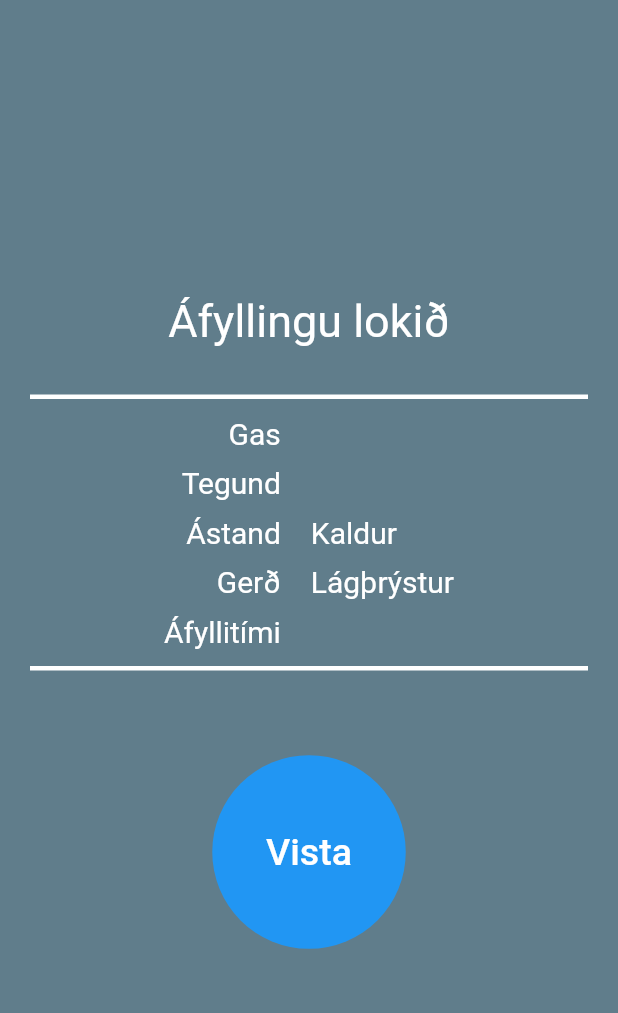
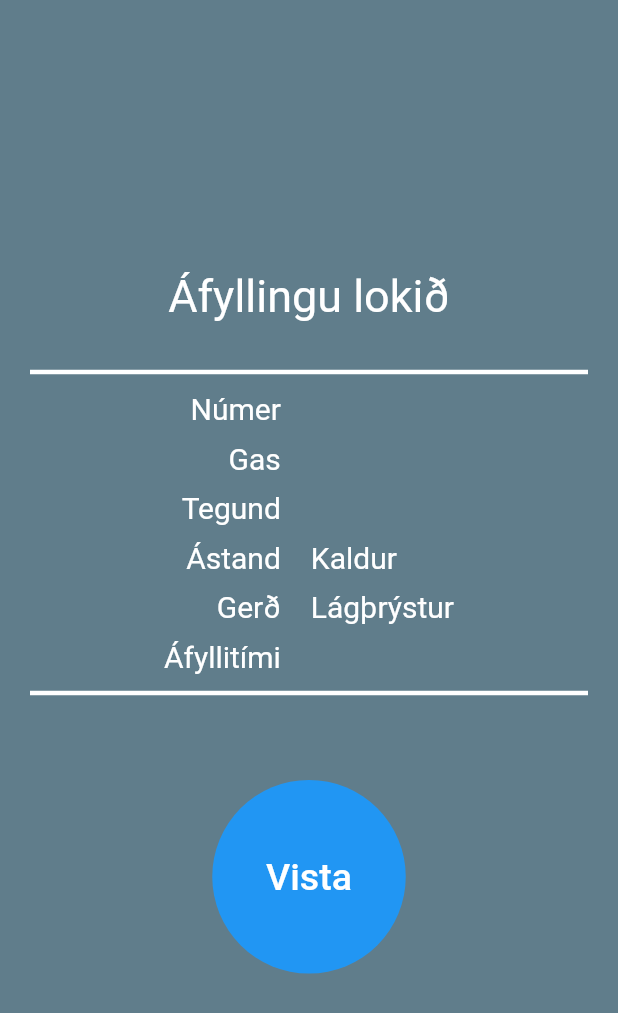
Before and after one commit to SteiniJohanns/DewarApp, a Flutter app: the FillingResult screen opened directly with empty values, on a phone screen of 412 x 824 dp. Shown: the top 1013 px of the screen. Run offline on Flutter 3.47's test engine with Material 2 defaults, Android fonts, the phone set to English and light mode, and no system bars.

Commit message:
Númer fært og popup dialog græjaður

```diff
--- a/lib/screens/result.dart
+++ b/lib/screens/result.dart
@@ -14,42 +14,56 @@ class FillingResult extends StatelessWidget {
           padding: EdgeInsets.all(20),
           //alignment: Alignment.center,
           color: Colors.blueGrey,
-          child: Column(mainAxisAlignment: MainAxisAlignment.center,
+          child: Column(
+            mainAxisAlignment: MainAxisAlignment.center,
             children: <Widget>[
-              Row(mainAxisAlignment: MainAxisAlignment.center,
-                children: <Widget>[
-                  myText('Áfyllingu lokið',30)
-                ],
+              Row(
+                mainAxisAlignment: MainAxisAlignment.center,
+                children: <Widget>[myText('Áfyllingu lokið', 30)],
               ),
-              SizedBox(height:20),
-              Divider(thickness: 3,color: Colors.white,),
-              Row(mainAxisAlignment: MainAxisAlignment.center,
+              SizedBox(height: 20),
+              Divider(
+                thickness: 3,
+                color: Colors.white,
+              ),
+              Row(
+                mainAxisAlignment: MainAxisAlignment.center,
                 children: <Widget>[
                   Column(
                     crossAxisAlignment: CrossAxisAlignment.end,
                     children: <Widget>[
-                      myText('Gas',20),
-                      myText('Tegund',20),
-                      myText('Ástand',20),
-                      myText('Gerð',20),
-                      myText('Áfyllitími',20),
+                      myText('Númer', 20),
+                      myText('Gas', 20),
+                      myText('Tegund', 20),
+                      myText('Ástand', 20),
+                      myText('Gerð', 20),
+                      myText('Áfyllitími', 20),
                     ],
                   ),
-                  SizedBox(width: 20,),
-                  Column(crossAxisAlignment: CrossAxisAlignment.start,
+                  SizedBox(
+                    width: 20,
+                  ),
+                  Column(
+                    crossAxisAlignment: CrossAxisAlignment.start,
                     children: <Widget>[
-                      myText(myFillingResult.gasType,20),
-                      myText(myFillingResult.dewarType,20),
-                      myText(myFillingResult.hot ? 'Heitur' : 'Kaldur',20),
-                      myText(myFillingResult.highPressure
+                      myText(myFillingResult.number, 20),
+                      myText(myFillingResult.gasType, 20),
+                      myText(myFillingResult.dewarType, 20),
+                      myText(myFillingResult.hot ? 'Heitur' : 'Kaldur', 20),
+                      myText(
+                          myFillingResult.highPressure
                               ? 'Háþrýstur'
-                          : 'Lágþrýstur',20),
-                      myText(myFillingResult.time,20),
+                              : 'Lágþrýstur',
+                          20),
+                      myText(myFillingResult.time, 20),
                     ],
                   ),
                 ],
               ),
-              Divider(thickness: 3,color: Colors.white,),
+              Divider(
+                thickness: 3,
+                color: Colors.white,
+              ),
               SizedBox(height: 50),
               Center(
                 child: FlatButton(
@@ -71,8 +85,11 @@ class FillingResult extends StatelessWidget {
 
   myText<Widget>(String text, double textSize) {
     return Padding(
-      padding: const EdgeInsets.fromLTRB(0,5,0,5),
-      child: Text(text,style: TextStyle(fontSize: textSize,color: Colors.white),),
+      padding: const EdgeInsets.fromLTRB(0, 5, 0, 5),
+      child: Text(
+        text != null ? text : '',
+        style: TextStyle(fontSize: textSize, color: Colors.white),
+      ),
     );
   }
 }
```
Also changed, not shown: lib/main.dart (+18 -13 lines), lib/screens/timeKeeper.dart (+68 -15 lines). Lines whose indentation alone changed are shown as unchanged.
